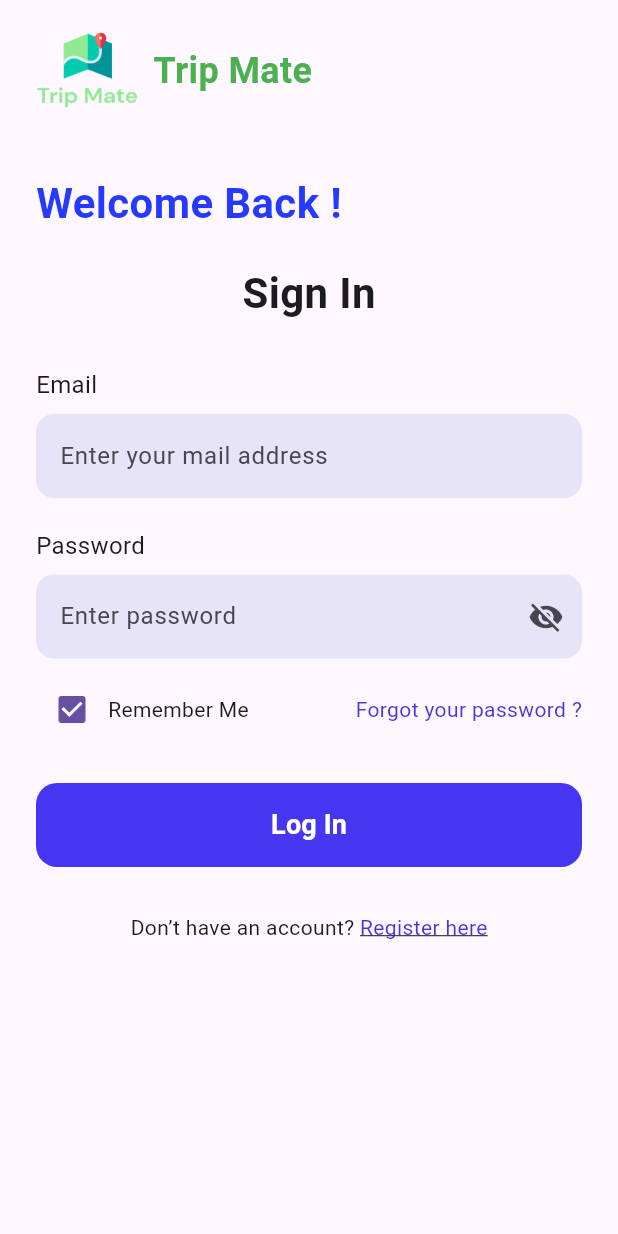
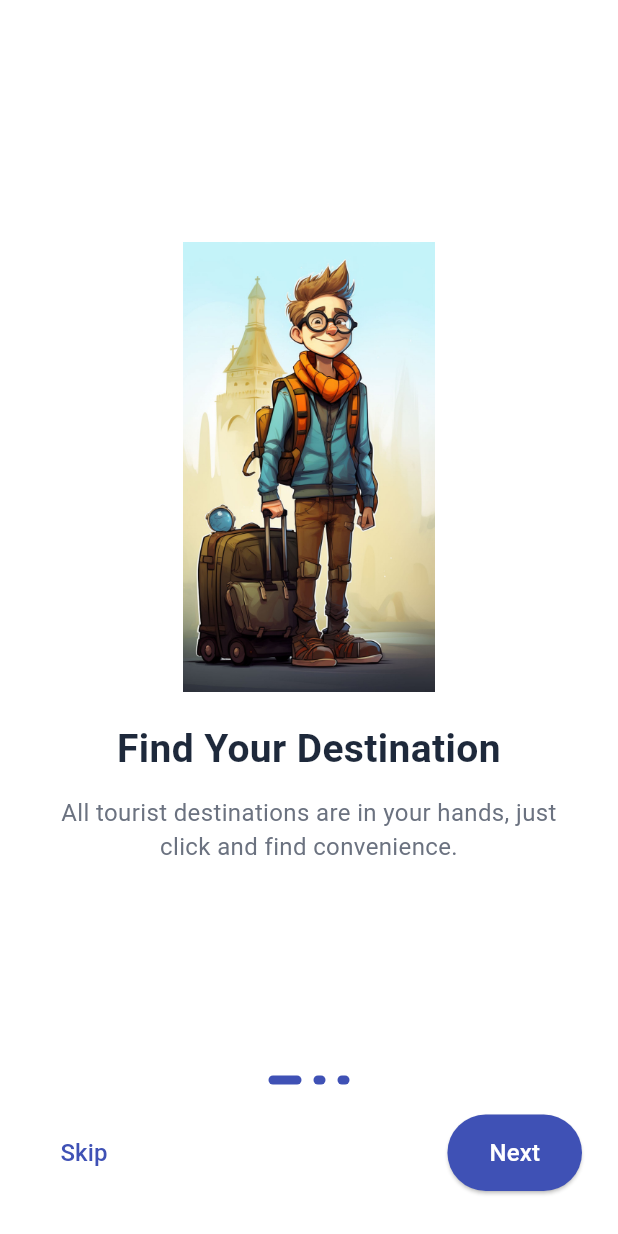
Before and after one commit to Rajukmahato/tripmates, a Flutter app: the screen it shows after launch, on a phone screen of 412 x 824 dp. Run offline on Flutter 3.47's test engine with Material 3 defaults, Android fonts, the phone set to English and light mode, and no system bars.

Commit message:
Home screen added

```diff
--- a/lib/app.dart
+++ b/lib/app.dart
@@ -1,21 +1,84 @@
+// // import 'package:flutter/material.dart';
+// // import 'package:tripmates/screens/login_screen.dart';
+// // import 'package:tripmates/screens/register_screen.dart';
+// // import 'package:tripmates/screens/splash_screen.dart';
+
+// // class TripMateApp extends StatelessWidget {
+// //   const TripMateApp({super.key});
+
+// //   @override
+// //   Widget build(BuildContext context) {
+// //     return MaterialApp(
+// //       debugShowCheckedModeBanner: false,
+// //       title: 'Trip Mate',
+// //       theme: ThemeData(
+// //         fontFamily: 'Roboto',
+// //         primarySwatch: Colors.deepPurple,
+// //       ),
+// //       home: const SplashScreen(),
+// //     );
+// //   }
+// // }
+
+// import 'package:flutter/material.dart';
+// //import 'package:tripmates/screens/home_screen.dart';
+
+// import 'screens/splash_screen.dart';
+// import 'screens/onboarding_screen.dart';
+// import 'screens/login_screen.dart';
+// import 'screens/register_screen.dart';
+// //import 'screens/home_screen.dart';
+
+// class MyApp extends StatelessWidget {
+//   const MyApp({super.key});
+
+//   @override
+//   Widget build(BuildContext context) {
+//     return MaterialApp(
+//       debugShowCheckedModeBanner: false,
+//       initialRoute: '/splash',
+//       routes: {
+//         '/splash': (context) => const SplashScreen(),
+//         '/onboarding': (context) => const OnboardingScreen(),
+//         '/login': (context) => const LoginPage(),
+//         '/register': (context) => const RegisterScreen(),
+//         //'/home': (context) => const HomeScreen(),
+//       },
+//     );
+//   }
+// //   Widget build(BuildContext context) {
+// //     return MaterialApp(
+// //       debugShowCheckedModeBanner: false,
+// //       home: HomeScreen(),
+// //     );
+// //   }
+//  }
+
 import 'package:flutter/material.dart';
+import 'package:tripmates/screens/splash_screen.dart';
+import 'package:tripmates/screens/onboarding_screen.dart';
 import 'package:tripmates/screens/login_screen.dart';
 import 'package:tripmates/screens/register_screen.dart';
+import 'package:tripmates/screens/home_screen.dart';
 
 
-class TripMateApp extends StatelessWidget {
-  const TripMateApp({super.key});
+class TripMatesApp extends StatelessWidget {
+  const TripMatesApp({super.key});
 
   @override
   Widget build(BuildContext context) {
     return MaterialApp(
       debugShowCheckedModeBanner: false,
-      title: 'Trip Mate',
-      theme: ThemeData(
-        fontFamily: 'Roboto',
-        primarySwatch: Colors.deepPurple,
-      ),
-      home: const LoginPage(),
+
+      initialRoute: '/splash',
+
+      routes: {
+        '/splash': (context) => const SplashScreen(),
+        '/onboarding': (context) => const OnboardingScreen(),
+        '/register': (context) => const RegisterScreen(),
+        '/login': (context) => const LoginPage (),
+        '/home': (context) => const HomeScreen(),
+      },
     );
   }
 }
--- a/lib/main.dart
+++ b/lib/main.dart
@@ -2,5 +2,5 @@ import 'package:flutter/material.dart';
 import 'app.dart';
 
 void main() {
-  runApp(const TripMateApp());
+  runApp(const TripMatesApp());
 }
--- /dev/null
+++ b/lib/screens/onboarding_screen.dart
@@ -0,0 +1,285 @@
+import 'package:flutter/material.dart';
+
+class OnboardingScreen extends StatefulWidget {
+  const OnboardingScreen({super.key});
+
+  @override
+  State<OnboardingScreen> createState() => _OnboardingScreenState();
+}
+
+
+class _OnboardingScreenState extends State<OnboardingScreen> {
+  final PageController _controller = PageController();
+  int _currentIndex = 0;
+
+  final List<Map<String, String>> onboardingData = [
+    {
+      "image": "assets/images/image_1.jpg",
+      "title": "Find Your Destination",
+      "subtitle":
+          "All tourist destinations are in your hands, just click and find convenience."
+    },
+    {
+      "image": "assets/images/image_2.jpg",
+      "title": "Start Your Journey",
+      "subtitle":
+          "From this moment, your amazing and diverse journey begins with one click."
+    },
+    {
+      "image": "assets/images/image_3.png",
+      "title": "Travel The World",
+      "subtitle":
+          "Explore different places and discover surprises always by your side."
+    },
+  ];
+
+  @override
+  Widget build(BuildContext context) {
+    return Scaffold(
+      backgroundColor: Colors.white,
+      body: SafeArea(
+        child: Column(
+          children: [
+            Expanded(
+              child: PageView.builder(
+                controller: _controller,
+                onPageChanged: (index) {
+                  setState(() => _currentIndex = index);
+                },
+                itemCount: onboardingData.length,
+                itemBuilder: (context, index) {
+                  return Padding(
+                    padding: const EdgeInsets.symmetric(horizontal: 24),
+                    child: Column(
+                      mainAxisAlignment: MainAxisAlignment.center,
+                      children: [
+                        const SizedBox(height: 20),
+
+                        /// Image
+                        Image.asset(
+                          onboardingData[index]["image"]!,
+                          height: 300,
+                        ),
+
+                        const SizedBox(height: 20),
+
+                        /// Title
+                        Text(
+                          onboardingData[index]["title"]!,
+                          textAlign: TextAlign.center,
+                          style: const TextStyle(
+                            fontSize: 26,
+                            fontWeight: FontWeight.bold,
+                            color: Color(0xFF1E293B),
+                          ),
+                        ),
+
+                        const SizedBox(height: 12),
+
+                        /// Subtitle
+                        Text(
+                          onboardingData[index]["subtitle"]!,
+                          textAlign: TextAlign.center,
+                          style: const TextStyle(
+                            fontSize: 16,
+                            color: Color(0xFF6B7280),
+                          ),
+                        ),
+                      ],
+                    ),
+                  );
+                },
+              ),
+            ),
+
+            /// Indicator
+            Row(
+              mainAxisAlignment: MainAxisAlignment.center,
+              children: List.generate(
+                3,
+                (index) => AnimatedContainer(
+                  duration: const Duration(milliseconds: 250),
+                  margin: const EdgeInsets.symmetric(horizontal: 4),
+                  height: 6,
+                  width: _currentIndex == index ? 22 : 8,
+                  decoration: BoxDecoration(
+                    color: Color(0xFF3F51B5),
+                    borderRadius: BorderRadius.circular(12),
+                  ),
+                ),
+              ),
+            ),
+
+            const SizedBox(height: 20),
+
+            /// Bottom Buttons
+            Padding(
+              padding: const EdgeInsets.symmetric(horizontal: 24),
+              child: Row(
+                mainAxisAlignment: MainAxisAlignment.spaceBetween,
+                children: [
+                  /// Left button (Skip or Back)
+                  TextButton(
+                    onPressed: () {
+                      if (_currentIndex == 0) return;
+                      _controller.previousPage(
+                        duration: const Duration(milliseconds: 300),
+                        curve: Curves.ease,
+                      );
+                    },
+                    child: Text(
+                      _currentIndex == 0 ? "Skip" : "Back",
+                      style: const TextStyle(
+                        fontSize: 16,
+                        color: Color(0xFF3F51B5),
+                      ),
+                    ),
+                  ),
+
+                  /// Right button (Next or Login)
+                  ElevatedButton(
+                    onPressed: () {
+                      if (_currentIndex == 2) {
+                        /// Navigate to Login
+                        Navigator.pushNamed(context, "/login");
+                        return;
+                      }
+
+                      _controller.nextPage(
+                        duration: const Duration(milliseconds: 300),
+                        curve: Curves.ease,
+                      );
+                    },
+                    style: ElevatedButton.styleFrom(
+                      backgroundColor: Color(0xFF3F51B5),
+                      shape: RoundedRectangleBorder(
+                        borderRadius: BorderRadius.circular(30),
+                      ),
+                      padding: const EdgeInsets.symmetric(
+                          vertical: 14, horizontal: 28),
+                    ),
+                    child: Text(
+                      _currentIndex == 2 ? "Login" : "Next",
+                      style: const TextStyle(
+                          fontSize: 16, color: Colors.white),
+                    ),
+                  ),
+                ],
+              ),
+            ),
+
+            const SizedBox(height: 30),
+          ],
+        ),
+      ),
+    );
+  }
+}
+// import 'package:flutter/material.dart';
+
+// class OnboardingScreen extends StatefulWidget {
+//   const OnboardingScreen({super.key});
+
+//   @override
+//   State<OnboardingScreen> createState() => _OnboardingScreenState();
+// }
+
+// class _OnboardingScreenState extends State<OnboardingScreen> {
+
+//   final PageController controller = PageController();
+//   int page = 0;
+
+//   @override
+//   Widget build(BuildContext context) {
+//     return Scaffold(
+//       body: Column(
+//         children: [
+
+//           Expanded(
+//             child: PageView(
+//               controller: controller,
+//               onPageChanged: (value) {
+//                 setState(() {
+//                   page = value;
+//                 });
+//               },
+//               children: [
+//                 onboardingPage("assets/images/image_1.jpg", "Find New Travel Mates"),
+//                 onboardingPage("assets/images/image_2.jpg", "Plan Budget Trips"),
+//                 onboardingPage("assets/images/image_3.jpg", "Travel Smart & Easy"),
+//               ],
+//             ),
+//           ),
+
+//           Padding(
+//             padding: const EdgeInsets.only(bottom: 30),
+//             child: ElevatedButton(
+//               style: ElevatedButton.styleFrom(
+//                 backgroundColor: const Color(0xff7A33FF),
+//                 padding: const EdgeInsets.symmetric(horizontal: 60, vertical: 14),
+//                 shape: RoundedRectangleBorder(
+//                   borderRadius: BorderRadius.circular(10),
+//                 ),
+//               ),
+//               onPressed: () {
+//                 if (page == 2) {
+//                   Navigator.pushReplacementNamed(context, '/login');
+//                 } else {
+//                   controller.nextPage(
+//                     duration: const Duration(milliseconds: 400),
+//                     curve: Curves.easeIn,
+//                   );
+//                 }
+//               },
+//               child: Text(
+//                 page == 2 ? "Login" : "Next",
+//                 style: const TextStyle(
+//                   color: Colors.white,
+//                   fontSize: 16,
+//                 ),
+//               ),
+//             ),
+//           )
+//         ],
+//       ),
+//     );
+//   }
+
+//   Widget onboardingPage(String image, String title) {
+//     return Stack(
+//       children: [
+
+//         /// FULLSCREEN IMAGE
+//         Positioned.fill(
+//           child: Image.asset(
+//             image,
+//             fit: BoxFit.cover,
+//           ),
+//         ),
+
+//         /// TEXT ON BOTTOM
+//         Positioned(
+//           bottom: 200,
+//           left: 20,
+//           right: 20,
+//           child: Text(
+//             title,
+//             textAlign: TextAlign.center,
+//             style: const TextStyle(
+//               fontSize: 26,
+//               fontWeight: FontWeight.bold,
+//               color: Color.fromARGB(255, 236, 213, 39),
+//               shadows: [
+//                 Shadow(
+//                   blurRadius: 8,
+//                   color: Colors.black54,
+//                   offset: Offset(2, 2),
+//                 )
+//               ],
+//             ),
+//           ),
+//         ),
+//       ],
+//     );
+//   }
+// }
--- a/pubspec.yaml
+++ b/pubspec.yaml
@@ -60,6 +60,9 @@ flutter:
   # To add assets to your application, add an assets section, like this:
   assets:
       - assets/images/logo.png
+      - assets/images/image_1.jpg
+      - assets/images/image_2.jpg
+      - assets/images/image_3.jpg
     # - images/a_dot_ham.jpeg
 
   # An image asset can refer to one or more resolution-specific "variants", see
```
Also changed, not shown: lib/screens/home_screen.dart (+37 -0 lines), lib/screens/login_screen.dart (+67 -4 lines), lib/screens/register_screen.dart (+48 -2 lines), lib/screens/splash_screen.dart (added, +49 -0 lines), lib/widgets/my_button.dart (added, +33 -0 lines), lib/widgets/my_text_field.dart (added, +28 -0 lines), assets/images/image_1.jpg (added), 2 other files.
